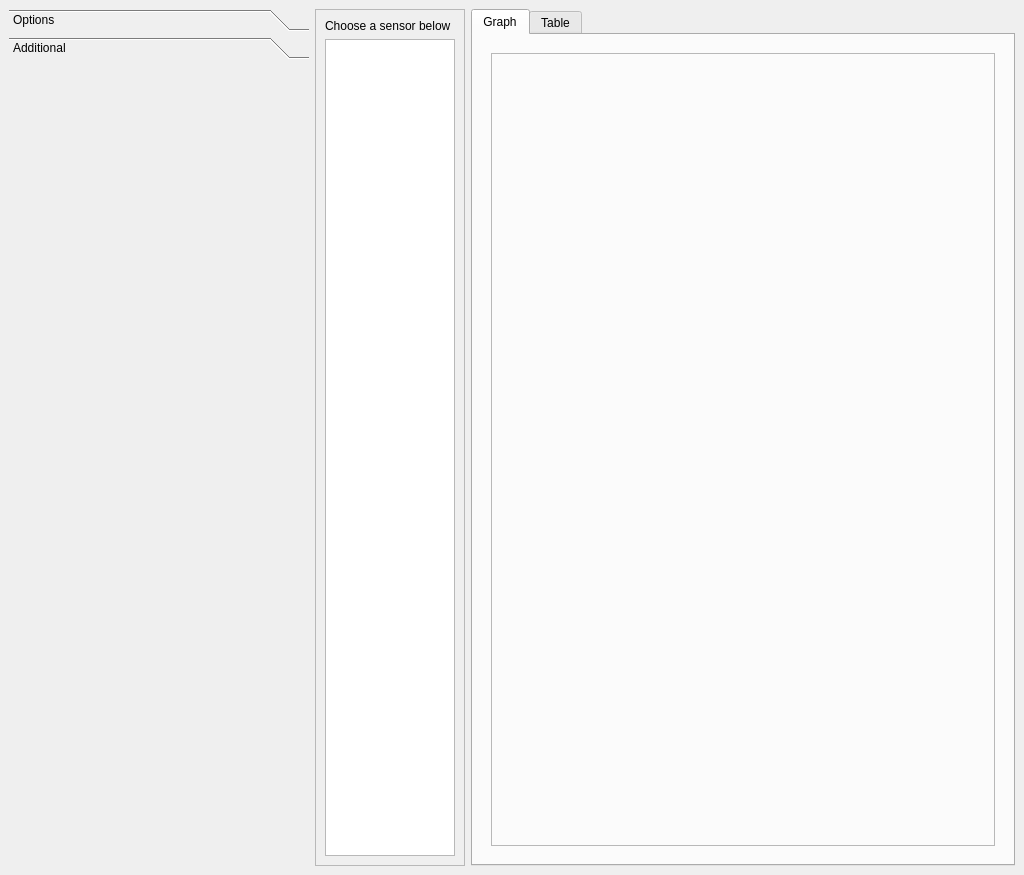
Above: SyncGraph.ui from salmanchik1/SyncGraph before the change. Below: the same form after it.
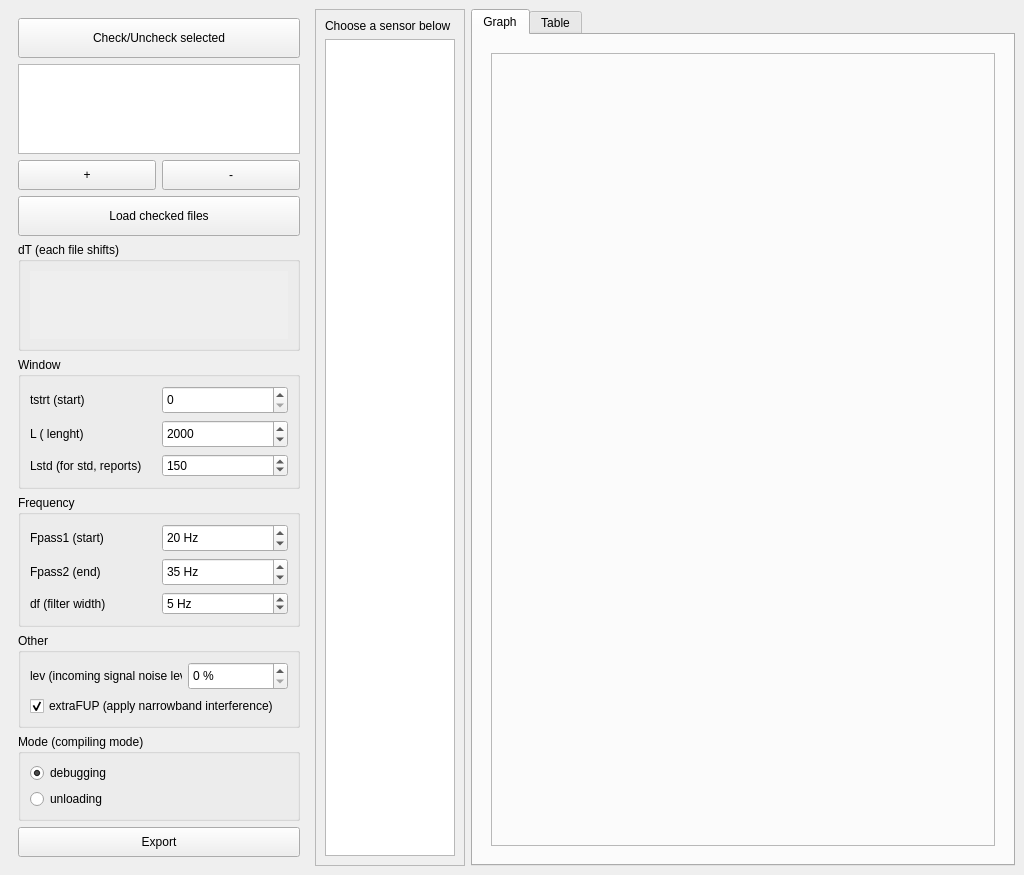
That is the form after the change. The open tabs and pages were chosen to show the change.

Commit message: left sidebar single tab

```diff
--- a/SyncGraph.ui
+++ b/SyncGraph.ui
@@ -22,7 +22,7 @@
   <widget class="QWidget" name="centralwidget">
    <layout class="QHBoxLayout" name="horizontalLayout">
     <item>
-     <widget class="QToolBox" name="mainOptionsBar">
+     <widget class="QStackedWidget" name="mainOptionsBar">
       <property name="minimumSize">
        <size>
         <width>300</width>
@@ -35,18 +35,7 @@
         <height>16777215</height>
        </size>
       </property>
-      <widget class="QWidget" name="leftMenuColumnWidget">
-       <property name="geometry">
-        <rect>
-         <x>0</x>
-         <y>0</y>
-         <width>300</width>
-         <height>813</height>
-        </rect>
-       </property>
-       <attribute name="label">
-        <string>Options</string>
-       </attribute>
+      <widget class="QWidget" name="mainOptionsBarPage1" native="true">
        <layout class="QVBoxLayout" name="verticalLayout">
         <item>
          <widget class="QPushButton" name="checkFilesButton">
@@ -410,28 +399,7 @@
         </item>
        </layout>
       </widget>
-      <widget class="QWidget" name="additionalLeftBarPage">
-       <property name="enabled">
-        <bool>false</bool>
-       </property>
-       <property name="geometry">
-        <rect>
-         <x>0</x>
-         <y>0</y>
-         <width>300</width>
-         <height>813</height>
-        </rect>
-       </property>
-       <property name="sizePolicy">
-        <sizepolicy hsizetype="Preferred" vsizetype="Preferred">
-         <horstretch>0</horstretch>
-         <verstretch>0</verstretch>
-        </sizepolicy>
-       </property>
-       <attribute name="label">
-        <string>Additional</string>
-       </attribute>
-      </widget>
+      <widget class="QWidget" name="mainOptionsBarPage2" native="true"/>
      </widget>
     </item>
     <item>
```
The commit also changes 1 other file.
